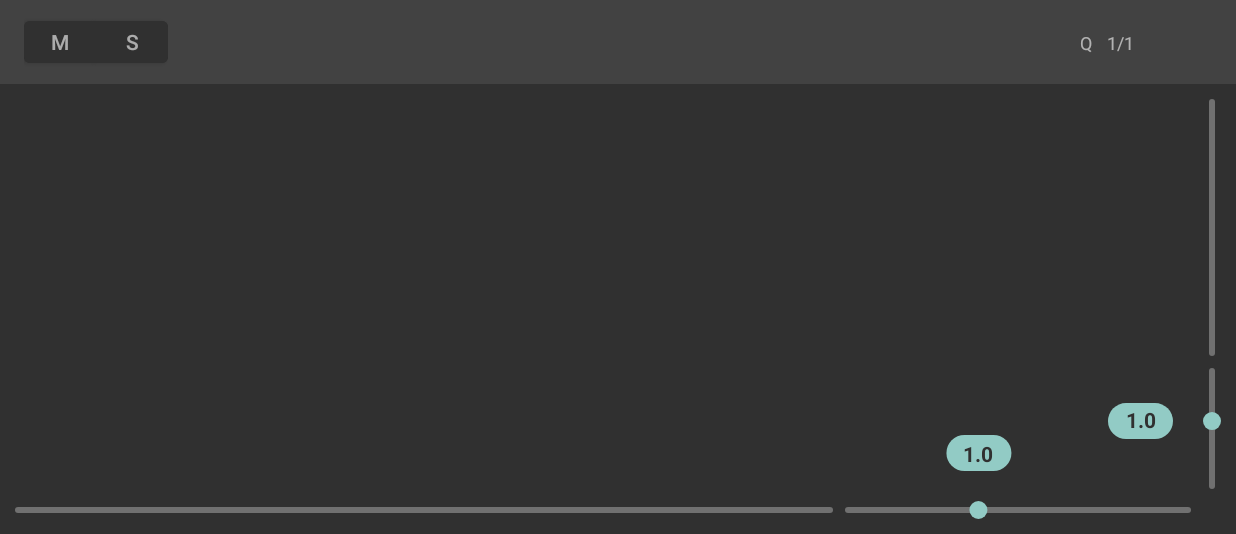
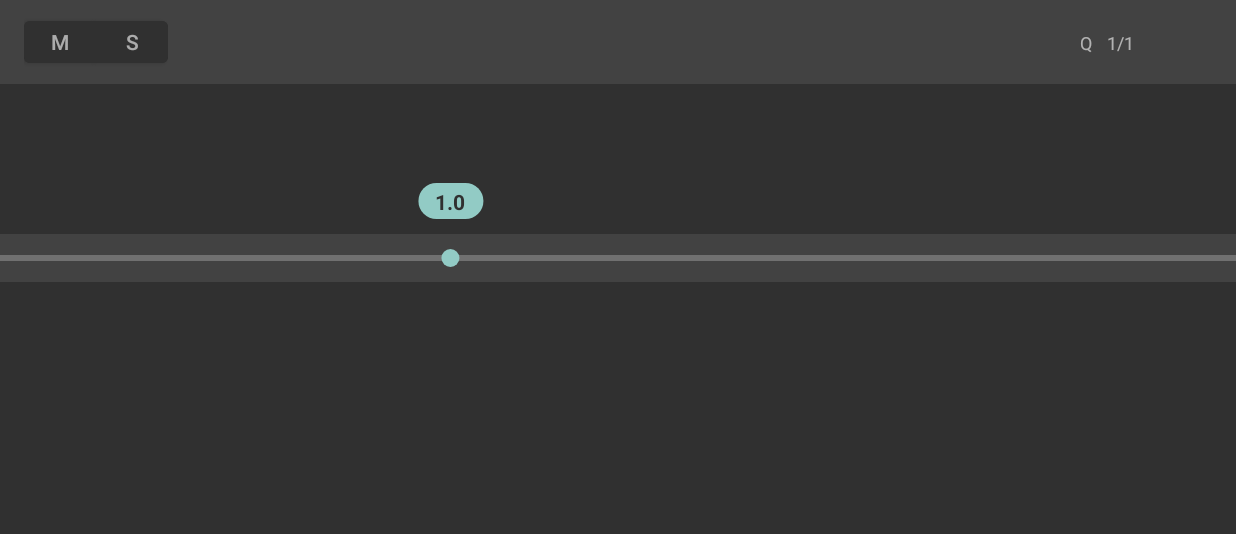
Before and after one commit to chord-io/chord.io-android-ui, an Android app: the SequencerActivity screen opened directly, with no data from a screen before it, on a phone screen of 824 x 412 dp (held sideways), the part 84-618 px from its top. Run offline under Robolectric (Android 15) with nearby library versions, the phone set to English and light mode, and no system bars; plain views replace IconicsImageView.

Commit message:
add custom gesture detector and add an on up event. Handle focus on zoombar. Can invert the bubble zoom bar.

```diff
--- a/app/src/main/java/io/chord/ui/activities/SequencerActivity.kt
+++ b/app/src/main/java/io/chord/ui/activities/SequencerActivity.kt
@@ -13,7 +13,7 @@ class SequencerActivity : AppCompatActivity()
 		this.setContentView(R.layout.activity_sequencer)
 		this.setSupportActionBar(this.findViewById(R.id.toolbar))
 
-		val horizontalScrollBar = this.findViewById<ScrollBar>(R.id.horizontalScrollBar)
-		val verticalScrollBar = this.findViewById<ScrollBar>(R.id.verticalScrollBar)
+//		val horizontalScrollBar = this.findViewById<ScrollBar>(R.id.horizontalScrollBar)
+//		val verticalScrollBar = this.findViewById<ScrollBar>(R.id.verticalScrollBar)
 	}
 }
--- a/app/src/main/java/io/chord/ui/components/ZoomBar.kt
+++ b/app/src/main/java/io/chord/ui/components/ZoomBar.kt
@@ -2,26 +2,43 @@ package io.chord.ui.components
 
 import android.content.Context
 import android.graphics.*
-import android.text.Layout
-import android.text.StaticLayout
-import android.text.TextPaint
 import android.util.AttributeSet
-import android.util.Log
-import android.view.GestureDetector
 import android.view.MotionEvent
 import android.view.View
 import io.chord.R
+import io.chord.ui.gestures.GestureDetector
+import io.chord.ui.gestures.SimpleOnGestureListener
 import io.chord.ui.utils.MathUtils
 import io.chord.ui.utils.ViewUtils
 
 
 class ZoomBar : View
 {
+	private class ZoomBarFocusListener(
+		private val zoomBar: ZoomBar
+	) : OnFocusChangeListener
+	{
+		override fun onFocusChange(
+			view: View?,
+			hasFocus: Boolean
+		)
+		{
+			this.zoomBar.invalidate()
+		}
+	}
+
 	private class ZoomBarGestureListener(
 		private val zoomBar: ZoomBar
-	) : GestureDetector.SimpleOnGestureListener()
+	) : SimpleOnGestureListener()
 	{
 		override fun onDown(event: MotionEvent): Boolean {
+			this.zoomBar.requestFocus()
+			return true
+		}
+
+		override fun onUp(event: MotionEvent): Boolean
+		{
+			this.zoomBar.clearFocus()
 			return true
 		}
 
@@ -99,6 +116,7 @@ class ZoomBar : View
 	)
 
 	private var _orientation: ViewOrientation = ViewOrientation.Horizontal
+	private var _focusExitDuration: Long = -1
 	private var _trackColor: Int = -1
 	private var _bubbleBackgroundColor: Int = -1
 	private var _bubbleTextColor: Int = -1
@@ -110,11 +128,19 @@ class ZoomBar : View
 	private var _bubblePadding: Float = -1f
 	private var _bubbleMargin: Float = -1f
 	private var _bubbleTextSize: Float = -1f
+	private var _bubbleInvert: Boolean = false
 
 	var orientation: ViewOrientation
 		get() = this._orientation
 		set(value) {
 			this._orientation = value
+			this.invalidate()
+		}
+
+	var focusExitDuration: Long
+		get() = this._focusExitDuration
+		set(value) {
+			this._focusExitDuration = value
 			this.invalidate()
 		}
 
@@ -195,6 +221,13 @@ class ZoomBar : View
 			this.invalidate()
 		}
 
+	var bubbleInvert: Boolean
+		get() = this._bubbleInvert
+		set(value) {
+			this._bubbleInvert = value
+			this.invalidate()
+		}
+
 	constructor(context: Context?) : super(context)
 	{
 		this.init(null, 0)
@@ -229,6 +262,10 @@ class ZoomBar : View
 
 	private fun init(attrs: AttributeSet?, defStyle: Int)
 	{
+		this.isFocusable = true
+		this.isFocusableInTouchMode = true
+		this.onFocusChangeListener = ZoomBarFocusListener(this)
+
 		val typedArray = this.context.obtainStyledAttributes(
 			attrs, R.styleable.ZoomBar, defStyle, 0
 		)
@@ -241,6 +278,11 @@ class ZoomBar : View
 		).let {
 			ViewOrientation.values()[it]
 		}
+
+		this.focusExitDuration = typedArray.getInteger(
+			R.styleable.ZoomBar_cio_zb_focusExitDuration,
+			this.resources.getInteger(R.integer.zoombar_focus_exit_duration)
+		).toLong()
 
 		this.trackColor = typedArray.getColor(
 			R.styleable.ZoomBar_cio_zb_trackColor,
@@ -295,6 +337,11 @@ class ZoomBar : View
 		this.bubbleTextSize = typedArray.getDimension(
 			R.styleable.ZoomBar_cio_zb_bubbleTextSize,
 			this.resources.getDimension(R.dimen.zoombar_bubble_text_size)
+		)
+
+		this.bubbleInvert = typedArray.getBoolean(
+			R.styleable.ZoomBar_cio_zb_bubbleInvert,
+			false
 		)
 
 		typedArray.recycle()
@@ -414,6 +461,16 @@ class ZoomBar : View
 		}
 	}
 
+	override fun clearFocus()
+	{
+		this.handler.postDelayed(
+			{
+				super.clearFocus()
+			},
+			this.focusExitDuration
+		)
+	}
+
 	override fun onDraw(canvas: Canvas?)
 	{
 		if(this.factor == -1f)
@@ -515,14 +572,17 @@ class ZoomBar : View
 
 	private fun drawBubble(canvas: Canvas?)
 	{
-		// TODO: invert bubble to a specific direction
+		if(!this.isFocused)
+		{
+			return
+		}
 
 		this.bubbleTextSize.let {
 			this.painter.textSize = it
 			this.painter.setTypeface(Typeface.create(Typeface.DEFAULT, Typeface.BOLD))
 		}
 
-		val rect = Rect(canvas!!.clipBounds)
+		val bounds = Rect(canvas!!.clipBounds)
 		val position = this.position + this.thumbThickness / 2
 		val label = this.factor.toString()
 		val width = (ViewUtils.getTextWidth(label, this.painter) + this.bubblePadding).toInt()
@@ -537,27 +597,40 @@ class ZoomBar : View
 
 		if(this._orientation == ViewOrientation.Horizontal)
 		{
-			val offset = rect.height() + this.bubbleMargin.toInt()
-			val left = rect.left + position - halfWidth
+			val offset = bounds.height() + this.bubbleMargin.toInt()
+			val left = bounds.left + position - halfWidth
 			val right = left + width
+			val translatedBounds: Rect?
 
-			rect.set(
-				rect.left - halfWidth,
-				rect.bottom - offset - height,
-				rect.right + halfWidth,
-				rect.bottom - offset
-			)
+			if(this.bubbleInvert)
+			{
+				translatedBounds = Rect(
+					bounds.left - halfWidth,
+					bounds.top + offset,
+					bounds.right + halfWidth,
+					bounds.top + offset + height
+				)
+			}
+			else
+			{
+				translatedBounds = Rect(
+					bounds.left - halfWidth,
+					bounds.bottom - offset - height,
+					bounds.right + halfWidth,
+					bounds.bottom - offset
+				)
+			}
 
 			val rectBackgroundBubble = RectF(
 				left,
-				rect.top.toFloat(),
+				translatedBounds.top.toFloat(),
 				right,
-				rect.bottom.toFloat()
+				translatedBounds.bottom.toFloat()
 			)
 
 			canvas.save()
 
-			canvas.clipRect(rect)
+			canvas.clipRect(translatedBounds)
 
 			canvas.drawRoundRect(
 				rectBackgroundBubble.left,
@@ -591,27 +664,40 @@ class ZoomBar : View
 		}
 		else
 		{
-			val offset = rect.width() + this.bubbleMargin.toInt()
-			val top = rect.top + position - halfHeight
+			val offset = bounds.width() + this.bubbleMargin.toInt()
+			val top = bounds.top + position - halfHeight
 			val bottom = top + height
+			val translatedBounds: Rect?
 
-			rect.set(
-				rect.right - offset - width,
-				rect.top - halfHeight,
-				rect.right - offset,
-				rect.bottom + halfHeight
-			)
+			if(this.bubbleInvert)
+			{
+				translatedBounds = Rect(
+					bounds.left + offset,
+					bounds.top - halfHeight,
+					bounds.left + offset + width,
+					bounds.bottom + halfHeight
+				)
+			}
+			else
+			{
+				translatedBounds = Rect(
+					bounds.right - offset - width,
+					bounds.top - halfHeight,
+					bounds.right - offset,
+					bounds.bottom + halfHeight
+				)
+			}
 
 			val rectBackgroundBubble = RectF(
-				rect.left.toFloat(),
+				translatedBounds.left.toFloat(),
 				top,
-				rect.right.toFloat(),
+				translatedBounds.right.toFloat(),
 				bottom
 			)
 
 			canvas.save()
 
-			canvas.clipRect(rect)
+			canvas.clipRect(translatedBounds)
 
 			canvas.drawRoundRect(
 				rectBackgroundBubble.left,
--- /dev/null
+++ b/app/src/main/java/io/chord/ui/gestures/GestureDetector.kt
@@ -0,0 +1,56 @@
+package io.chord.ui.gestures
+
+import android.content.Context
+import android.os.Handler
+import android.view.GestureDetector
+import android.view.MotionEvent
+
+class GestureDetector : GestureDetector
+{
+	private var listener: io.chord.ui.gestures.SimpleOnGestureListener? = null
+
+	constructor(
+		context: Context?,
+		listener: OnGestureListener?
+	) : super(context, listener)
+	{
+		this.init(listener)
+	}
+
+	constructor(
+		context: Context?,
+		listener: OnGestureListener?,
+		handler: Handler?
+	) : super(context, listener, handler)
+	{
+		this.init(listener)
+	}
+
+	constructor(
+		context: Context?,
+		listener: OnGestureListener?,
+		handler: Handler?,
+		unused: Boolean
+	) : super(context, listener, handler, unused)
+	{
+		this.init(listener)
+	}
+
+	private fun init(listener: OnGestureListener?)
+	{
+		if(listener is io.chord.ui.gestures.SimpleOnGestureListener)
+		{
+			this.listener = listener
+		}
+	}
+
+	override fun onTouchEvent(event: MotionEvent): Boolean
+	{
+		if(event.action == MotionEvent.ACTION_UP && this.listener != null)
+		{
+			this.listener!!.onUp(event)
+		}
+
+		return super.onTouchEvent(event)
+	}
+}
--- /dev/null
+++ b/app/src/main/java/io/chord/ui/gestures/SimpleOnGestureListener.kt
@@ -0,0 +1,12 @@
+package io.chord.ui.gestures
+
+import android.view.GestureDetector
+import android.view.MotionEvent
+
+open class SimpleOnGestureListener : GestureDetector.SimpleOnGestureListener()
+{
+	open fun onUp(event: MotionEvent): Boolean
+	{
+		return false
+	}
+}
--- a/app/src/main/res/layout/activity_sequencer.xml
+++ b/app/src/main/res/layout/activity_sequencer.xml
@@ -3,73 +3,82 @@
     xmlns:app="http://schemas.android.com/apk/res-auto"
     android:orientation="vertical"
     android:layout_width="match_parent"
-    android:layout_height="match_parent">
+    android:layout_height="match_parent"
+    android:clipChildren="false">
 
     <include layout="@layout/theme_editor_toolbar"/>
 
-    <GridLayout
+    <io.chord.ui.components.ZoomBar
         android:layout_width="match_parent"
-        android:layout_height="match_parent"
-        android:orientation="horizontal"
-        android:columnCount="2"
-        android:rowCount="3"
-        android:clipChildren="false">
-        <io.chord.ui.components.TwoDimensionalScrollView
-            android:id="@+id/scrollview"
-            android:layout_width="0dp"
-            android:layout_height="0dp"
-            android:layout_columnWeight="1"
-            android:layout_rowWeight="1"
-            android:layout_column="0"
-            android:layout_row="1">
-        </io.chord.ui.components.TwoDimensionalScrollView>
+        android:layout_height="32dp"
+        android:layout_marginTop="100dp"
+        app:cio_zb_orientation="horizontal"
+        app:cio_zb_bubbleInvert="false"
+        android:background="@color/backgroundSecondary" />
 
-        <LinearLayout
-            android:layout_width="@dimen/scrollbar_default_thickness"
-            android:layout_height="0dp"
-            android:layout_columnWeight="0"
-            android:layout_rowWeight="1"
-            android:layout_column="1"
-            android:layout_row="0"
-            android:layout_rowSpan="2"
-            android:orientation="vertical"
-            android:clipChildren="false">
-            <io.chord.ui.components.ScrollBar
-                android:id="@+id/verticalScrollBar"
-                android:layout_width="match_parent"
-                android:layout_height="0dp"
-                android:layout_weight="1"
-                android:paddingTop="12dp"
-                android:paddingBottom="12dp"
-                app:cio_sb_orientation="vertical" />
-            <io.chord.ui.components.ZoomBar
-                android:layout_width="match_parent"
-                android:layout_height="0dp"
-                android:layout_weight="0.4"
-                app:cio_zb_orientation="vertical"/>
-        </LinearLayout>
+<!--    <GridLayout-->
+<!--        android:layout_width="match_parent"-->
+<!--        android:layout_height="match_parent"-->
+<!--        android:orientation="horizontal"-->
+<!--        android:columnCount="2"-->
+<!--        android:rowCount="3"-->
+<!--        android:clipChildren="false">-->
+<!--        <io.chord.ui.components.TwoDimensionalScrollView-->
+<!--            android:id="@+id/scrollview"-->
+<!--            android:layout_width="0dp"-->
+<!--            android:layout_height="0dp"-->
+<!--            android:layout_columnWeight="1"-->
+<!--            android:layout_rowWeight="1"-->
+<!--            android:layout_column="0"-->
+<!--            android:layout_row="1">-->
+<!--        </io.chord.ui.components.TwoDimensionalScrollView>-->
 
-        <LinearLayout
-            android:layout_width="0dp"
-            android:layout_height="@dimen/scrollbar_default_thickness"
-            android:layout_columnWeight="1"
-            android:layout_rowWeight="0"
-            android:layout_column="0"
-            android:layout_row="2"
-            android:clipChildren="false">
-            <io.chord.ui.components.ScrollBar
-                android:id="@+id/horizontalScrollBar"
-                android:layout_width="0dp"
-                android:layout_height="match_parent"
-                android:layout_weight="1"
-                android:paddingStart="12dp"
-                android:paddingEnd="12dp"
-                app:cio_sb_orientation="horizontal" />
-            <io.chord.ui.components.ZoomBar
-                android:layout_width="0dp"
-                android:layout_height="match_parent"
-                android:layout_weight="0.4"
-                app:cio_zb_orientation="horizontal" />
-        </LinearLayout>
-    </GridLayout>
+<!--        <LinearLayout-->
+<!--            android:layout_width="@dimen/scrollbar_default_thickness"-->
+<!--            android:layout_height="0dp"-->
+<!--            android:layout_columnWeight="0"-->
+<!--            android:layout_rowWeight="1"-->
+<!--            android:layout_column="1"-->
+<!--            android:layout_row="0"-->
+<!--            android:layout_rowSpan="2"-->
+<!--            android:orientation="vertical"-->
+<!--            android:clipChildren="false">-->
+<!--            <io.chord.ui.components.ScrollBar-->
+<!--                android:id="@+id/verticalScrollBar"-->
+<!--                android:layout_width="match_parent"-->
+<!--                android:layout_height="0dp"-->
+<!--                android:layout_weight="1"-->
+<!--                android:paddingTop="12dp"-->
+<!--                android:paddingBottom="12dp"-->
+<!--                app:cio_sb_orientation="vertical" />-->
+<!--            <io.chord.ui.components.ZoomBar-->
+<!--                android:layout_width="match_parent"-->
+<!--                android:layout_height="0dp"-->
+<!--                android:layout_weight="0.4"-->
+<!--                app:cio_zb_orientation="vertical"/>-->
+<!--        </LinearLayout>-->
+
+<!--        <LinearLayout-->
+<!--            android:layout_width="0dp"-->
+<!--            android:layout_height="@dimen/scrollbar_default_thickness"-->
+<!--            android:layout_columnWeight="1"-->
+<!--            android:layout_rowWeight="0"-->
+<!--            android:layout_column="0"-->
+<!--            android:layout_row="2"-->
+<!--            android:clipChildren="false">-->
+<!--            <io.chord.ui.components.ScrollBar-->
+<!--                android:id="@+id/horizontalScrollBar"-->
+<!--                android:layout_width="0dp"-->
+<!--                android:layout_height="match_parent"-->
+<!--                android:layout_weight="1"-->
+<!--                android:paddingStart="12dp"-->
+<!--                android:paddingEnd="12dp"-->
+<!--                app:cio_sb_orientation="horizontal" />-->
+<!--            <io.chord.ui.components.ZoomBar-->
+<!--                android:layout_width="0dp"-->
+<!--                android:layout_height="match_parent"-->
+<!--                android:layout_weight="0.4"-->
+<!--                app:cio_zb_orientation="horizontal" />-->
+<!--        </LinearLayout>-->
+<!--    </GridLayout>-->
 </LinearLayout>
--- a/app/src/main/res/values/attrs_zoombars.xml
+++ b/app/src/main/res/values/attrs_zoombars.xml
@@ -5,6 +5,7 @@
             <enum name="horizontal" value="0" />
             <enum name="vertical" value="1" />
         </attr>
+        <attr name="cio_zb_focusExitDuration" format="integer"/>
         <attr name="cio_zb_trackColor" format="color"/>
         <attr name="cio_zb_bubbleBackgroundColor" format="color"/>
         <attr name="cio_zb_bubbleTextColor" format="color"/>
@@ -16,5 +17,6 @@
         <attr name="cio_zb_bubblePadding" format="dimension"/>
         <attr name="cio_zb_bubbleMargin" format="dimension"/>
         <attr name="cio_zb_bubbleTextSize" format="dimension"/>
+        <attr name="cio_zb_bubbleInvert" format="boolean"/>
     </declare-styleable>
 </resources>
--- a/app/src/main/res/values/values.xml
+++ b/app/src/main/res/values/values.xml
@@ -1,4 +1,5 @@
 <?xml version="1.0" encoding="utf-8"?>
 <resources>
     <item name="refresh_token_worker_interval" type="integer">90000</item>
+    <item name="zoombar_focus_exit_duration" type="integer">1000</item>
 </resources>
```
